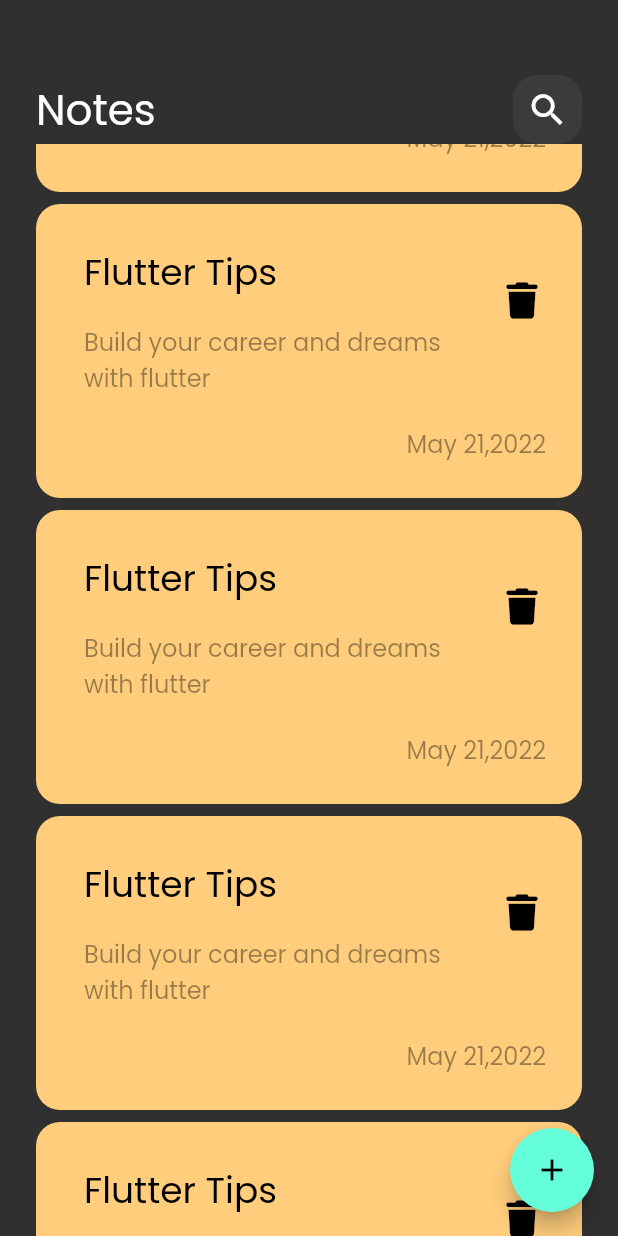
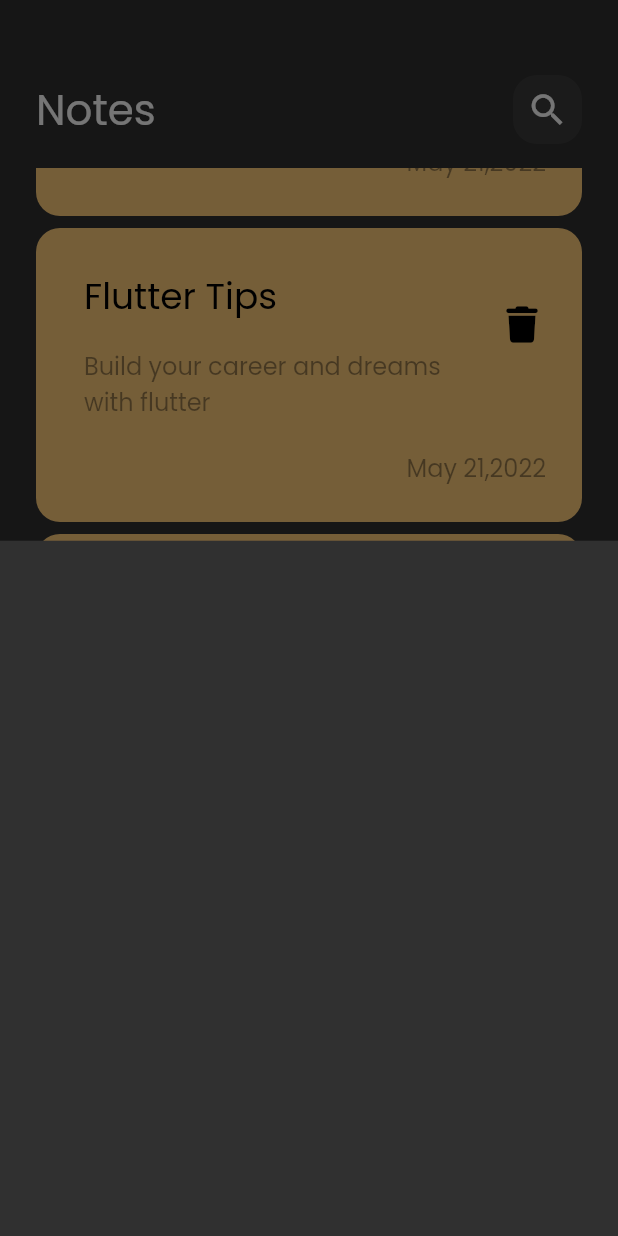
Before and after one commit to yasserdarwish/note_app, a Flutter app: the screen it shows after launch, scrolled down 576 dp, after a tap on the "add" icon, on a phone screen of 412 x 824 dp. Run offline on Flutter 3.47's test engine with Material 2 defaults, Android fonts, the phone set to English and light mode, and no system bars; our stand-ins replace font_awesome_flutter.

Commit message:
show modal bottom sheet

```diff
--- a/lib/views/notes_view.dart
+++ b/lib/views/notes_view.dart
@@ -1,4 +1,5 @@
 import 'package:flutter/material.dart';
+import 'package:notes_app/views/widgets/add_note_bottom_sheet.dart';
 import 'package:notes_app/views/widgets/notes_view_body.dart';
 
 class NotesView extends StatelessWidget {
@@ -8,7 +9,14 @@ class NotesView extends StatelessWidget {
   Widget build(BuildContext context) {
     return Scaffold(
         floatingActionButton: FloatingActionButton(
-            onPressed: () {}, child: const Icon(Icons.add)),
+            onPressed: () {
+              showModalBottomSheet(
+                  context: context,
+                  builder: (context) {
+                    return const AddNoteBottomSheet();
+                  });
+            },
+            child: const Icon(Icons.add)),
         body: const NotesViewBody());
   }
 }
--- /dev/null
+++ b/lib/views/widgets/add_note_bottom_sheet.dart
@@ -0,0 +1,10 @@
+import 'package:flutter/material.dart';
+
+class AddNoteBottomSheet extends StatelessWidget {
+  const AddNoteBottomSheet({super.key});
+
+  @override
+  Widget build(BuildContext context) {
+    return Container();
+  }
+}
--- a/lib/views/widgets/note_list_view.dart
+++ b/lib/views/widgets/note_list_view.dart
@@ -6,11 +6,16 @@ class NoteListView extends StatelessWidget {
 
   @override
   Widget build(BuildContext context) {
-    return ListView.builder(itemBuilder: ((context, index) {
-      return const Padding(
-        padding: EdgeInsets.symmetric(vertical: 4),
-        child: NoteItem(),
-      );
-    }));
+    return Padding(
+      padding: const EdgeInsets.symmetric(vertical: 16),
+      child: ListView.builder(
+          padding: EdgeInsets.zero,
+          itemBuilder: ((context, index) {
+            return const Padding(
+              padding: EdgeInsets.symmetric(vertical: 4),
+              child: NoteItem(),
+            );
+          })),
+    );
   }
 }
```
